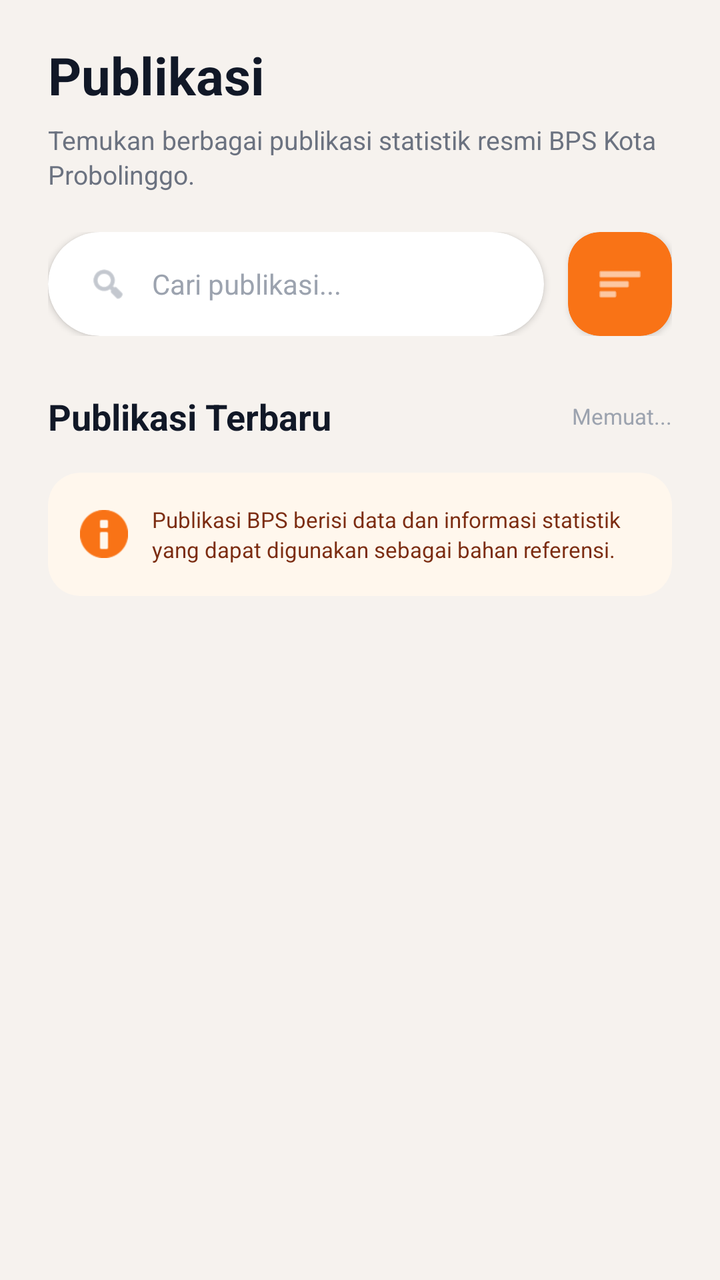
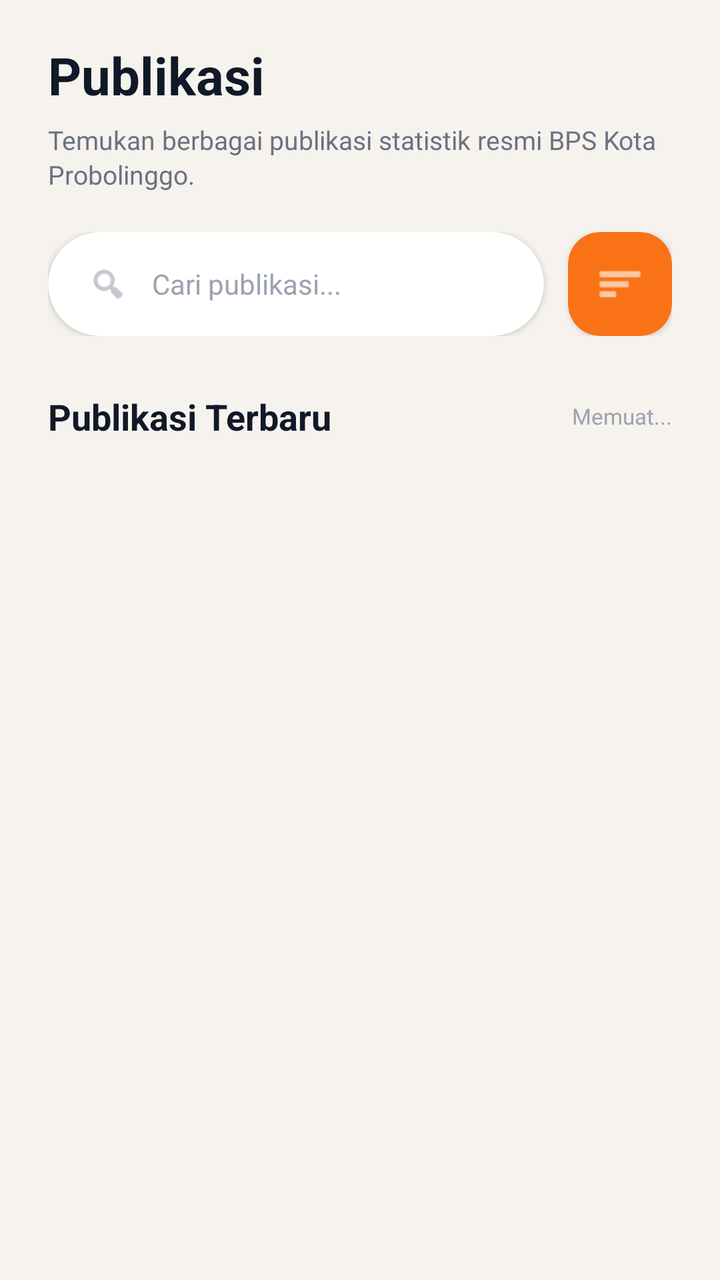

Two renders of the same Android screen: before a commit and after it. Below are the layout's source before the change and the commit's diff.
<!-- AndroidManifest.xml: application theme Theme.Bpskota -->
<!-- res/layout/fragment_publikasi.xml -->
<?xml version="1.0" encoding="utf-8"?>
<androidx.constraintlayout.widget.ConstraintLayout
    xmlns:android="http://schemas.android.com/apk/res/android"
    xmlns:app="http://schemas.android.com/apk/res-auto"
    android:layout_width="match_parent"
    android:layout_height="match_parent"
    android:background="#F6F2EE">


    <ScrollView
        android:id="@+id/publikasiScrollView"
        android:layout_width="0dp"
        android:layout_height="0dp"
        android:fillViewport="true"
        android:clipToPadding="false"
        android:paddingBottom="120dp"
        android:scrollbars="none"
        app:layout_constraintTop_toTopOf="parent"
        app:layout_constraintBottom_toBottomOf="parent"
        app:layout_constraintStart_toStartOf="parent"
        app:layout_constraintEnd_toEndOf="parent">

        <LinearLayout
            android:layout_width="match_parent"
            android:layout_height="wrap_content"
            android:orientation="vertical"
            android:paddingStart="24dp"
            android:paddingEnd="24dp"
            android:paddingTop="20dp"
            android:paddingBottom="24dp">

            <LinearLayout
                android:layout_width="match_parent"
                android:layout_height="wrap_content"
                android:orientation="vertical">

                <TextView
                    android:layout_width="wrap_content"
                    android:layout_height="wrap_content"
                    android:text="Publikasi"
                    android:textColor="#111827"
                    android:textSize="26sp"
                    android:textStyle="bold" />

                <TextView
                    android:layout_width="match_parent"
                    android:layout_height="wrap_content"
                    android:layout_marginTop="6dp"
                    android:text="Temukan berbagai publikasi statistik resmi BPS Kota Probolinggo."
                    android:textColor="#6B7280"
                    android:textSize="13sp"
                    android:lineSpacingExtra="2dp" />

            </LinearLayout>

            <LinearLayout
                android:layout_width="match_parent"
                android:layout_height="wrap_content"
                android:layout_marginTop="20dp"
                android:orientation="horizontal"
                android:gravity="center_vertical">

                <androidx.cardview.widget.CardView
                    android:layout_width="0dp"
                    android:layout_height="52dp"
                    android:layout_weight="1"
                    app:cardBackgroundColor="#FFFFFF"
                    app:cardCornerRadius="26dp"
                    app:cardElevation="2dp">

                    <LinearLayout
                        android:layout_width="match_parent"
                        android:layout_height="match_parent"
                        android:orientation="horizontal"
                        android:gravity="center_vertical"
                        android:paddingStart="20dp"
                        android:paddingEnd="20dp">

                        <ImageView
                            android:layout_width="20dp"
                            android:layout_height="20dp"
                            android:src="@android:drawable/ic_menu_search"
                            app:tint="#9CA3AF" />

                        <EditText
                            android:id="@+id/etSearchPublikasi"
                            android:layout_width="0dp"
                            android:layout_height="match_parent"
                            android:layout_weight="1"
                            android:layout_marginStart="12dp"
                            android:background="@null"
                            android:hint="Cari publikasi..."
                            android:textColor="#111827"
                            android:textColorHint="#9CA3AF"
                            android:textSize="14sp"
                            android:inputType="text"
                            android:imeOptions="actionSearch"
                            android:maxLines="1" />

                    </LinearLayout>

                </androidx.cardview.widget.CardView>

                <androidx.cardview.widget.CardView
                    android:id="@+id/btnFilterPublikasi"
                    android:layout_width="52dp"
                    android:layout_height="52dp"
                    android:layout_marginStart="12dp"
                    android:clickable="true"
                    android:focusable="true"
                    app:cardBackgroundColor="#F97316"
                    app:cardCornerRadius="16dp"
                    app:cardElevation="2dp">

                    <ImageView
                        android:layout_width="match_parent"
                        android:layout_height="match_parent"
                        android:padding="14dp"
                        android:src="@android:drawable/ic_menu_sort_by_size"
                        app:tint="#FFFFFF"
                        android:scaleType="centerInside" />

                </androidx.cardview.widget.CardView>

            </LinearLayout>

            <LinearLayout
                android:layout_width="match_parent"
                android:layout_height="wrap_content"
                android:layout_marginTop="28dp"
                android:gravity="center_vertical">

                <TextView
                    android:layout_width="0dp"
                    android:layout_height="wrap_content"
                    android:layout_weight="1"
                    android:text="Publikasi Terbaru"
                    android:textColor="#111827"
                    android:textSize="18sp"
                    android:textStyle="bold" />

                <TextView
                    android:id="@+id/tvJumlahPublikasi"
                    android:layout_width="wrap_content"
                    android:layout_height="wrap_content"
                    android:text="Memuat..."
                    android:textColor="#9CA3AF"
                    android:textSize="11sp" />

            </LinearLayout>



            <LinearLayout
                android:id="@+id/publikasiContainer"
                android:layout_width="match_parent"
                android:layout_height="wrap_content"
                android:layout_marginTop="16dp"
                android:orientation="vertical"
                android:visibility="gone" />

            <androidx.cardview.widget.CardView
                android:id="@+id/cardInfoPublikasi"
                android:layout_width="match_parent"
                android:layout_height="wrap_content"
                android:layout_marginTop="16dp"

                app:cardBackgroundColor="#FFF7ED"
                app:cardCornerRadius="16dp"
                app:cardElevation="0dp">

                <LinearLayout
                    android:layout_width="match_parent"
                    android:layout_height="wrap_content"
                    android:orientation="horizontal"
                    android:gravity="center_vertical"
                    android:padding="16dp">

                    <ImageView
                        android:layout_width="24dp"
                        android:layout_height="24dp"
                        android:src="@android:drawable/ic_dialog_info"
                        app:tint="#F97316" />

                    <TextView
                        android:layout_width="0dp"
                        android:layout_height="wrap_content"
                        android:layout_weight="1"
                        android:layout_marginStart="12dp"
                        android:text="Publikasi BPS berisi data dan informasi statistik yang dapat digunakan sebagai bahan referensi."
                        android:textColor="#7C2D12"
                        android:textSize="11sp"
                        android:lineSpacingExtra="2dp" />

                </LinearLayout>

            </androidx.cardview.widget.CardView>

        </LinearLayout>


    </ScrollView>

    <com.airbnb.lottie.LottieAnimationView
        android:id="@+id/PublikasiLoading"
        android:layout_width="100dp"
        android:layout_height="100dp"
        android:visibility="gone"
        app:layout_constraintTop_toTopOf="parent"
        app:layout_constraintBottom_toBottomOf="parent"
        app:layout_constraintStart_toStartOf="parent"
        app:layout_constraintEnd_toEndOf="parent" />

</androidx.constraintlayout.widget.ConstraintLayout>
<!-- resources referenced by this layout -->
<resources>
  <style name="Theme.Bpskota" parent="Theme.MaterialComponents.DayNight.NoActionBar">
          
          <item name="colorPrimary">@color/purple_500</item>
          <item name="colorPrimaryVariant">@color/purple_700</item>
          <item name="colorOnPrimary">@color/white</item>
          
          <item name="colorSecondary">@color/teal_200</item>
          <item name="colorSecondaryVariant">@color/teal_700</item>
          <item name="colorOnSecondary">@color/black</item>
          
          <item name="android:statusBarColor">@color/white</item>
          
      </style>
  <color name="purple_500">#FF6200EE</color>
  <color name="purple_700">#FF3700B3</color>
  <color name="white">#FFFFFFFF</color>
  <color name="teal_200">#FF03DAC5</color>
  <color name="teal_700">#FF018786</color>
  <color name="black">#FF000000</color>
</resources>

<!-- the commit's change to res/layout/fragment_publikasi.xml (unified diff, before → after) -->
@@ -6,201 +6,160 @@
     android:layout_height="match_parent"
     android:background="#F6F2EE">
 
-
-    <ScrollView
-        android:id="@+id/publikasiScrollView"
+    <LinearLayout
+        android:id="@+id/publikasiContent"
         android:layout_width="0dp"
         android:layout_height="0dp"
-        android:fillViewport="true"
-        android:clipToPadding="false"
-        android:paddingBottom="120dp"
-        android:scrollbars="none"
+        android:orientation="vertical"
+        android:paddingStart="24dp"
+        android:paddingEnd="24dp"
+        android:paddingTop="20dp"
         app:layout_constraintTop_toTopOf="parent"
         app:layout_constraintBottom_toBottomOf="parent"
         app:layout_constraintStart_toStartOf="parent"
         app:layout_constraintEnd_toEndOf="parent">
 
+        
         <LinearLayout
             android:layout_width="match_parent"
             android:layout_height="wrap_content"
-            android:orientation="vertical"
-            android:paddingStart="24dp"
-            android:paddingEnd="24dp"
-            android:paddingTop="20dp"
-            android:paddingBottom="24dp">
+            android:orientation="vertical">
 
-            <LinearLayout
+            <TextView
+                android:layout_width="wrap_content"
+                android:layout_height="wrap_content"
+                android:text="Publikasi"
+                android:textColor="#111827"
+                android:textSize="26sp"
+                android:textStyle="bold" />
+
+            <TextView
                 android:layout_width="match_parent"
                 android:layout_height="wrap_content"
-                android:orientation="vertical">
+                android:layout_marginTop="6dp"
+                android:text="Temukan berbagai publikasi statistik resmi BPS Kota Probolinggo."
+                android:textColor="#6B7280"
+                android:textSize="13sp"
+                android:lineSpacingExtra="2dp" />
 
-                <TextView
-                    android:layout_width="wrap_content"
-                    android:layout_height="wrap_content"
-                    android:text="Publikasi"
-                    android:textColor="#111827"
-                    android:textSize="26sp"
-                    android:textStyle="bold" />
+        </LinearLayout>
 
-                <TextView
-                    android:layout_width="match_parent"
-                    android:layout_height="wrap_content"
-                    android:layout_marginTop="6dp"
-                    android:text="Temukan berbagai publikasi statistik resmi BPS Kota Probolinggo."
-                    android:textColor="#6B7280"
-                    android:textSize="13sp"
-                    android:lineSpacingExtra="2dp" />
-
-            </LinearLayout>
-
-            <LinearLayout
-                android:layout_width="match_parent"
-                android:layout_height="wrap_content"
-                android:layout_marginTop="20dp"
-                android:orientation="horizontal"
-                android:gravity="center_vertical">
-
-                <androidx.cardview.widget.CardView
-                    android:layout_width="0dp"
-                    android:layout_height="52dp"
-                    android:layout_weight="1"
-                    app:cardBackgroundColor="#FFFFFF"
-                    app:cardCornerRadius="26dp"
-                    app:cardElevation="2dp">
-
-                    <LinearLayout
-                        android:layout_width="match_parent"
-                        android:layout_height="match_parent"
-                        android:orientation="horizontal"
-                        android:gravity="center_vertical"
-                        android:paddingStart="20dp"
-                        android:paddingEnd="20dp">
-
-                        <ImageView
-                            android:layout_width="20dp"
-                            android:layout_height="20dp"
-                            android:src="@android:drawable/ic_menu_search"
-                            app:tint="#9CA3AF" />
-
-                        <EditText
-                            android:id="@+id/etSearchPublikasi"
-                            android:layout_width="0dp"
-                            android:layout_height="match_parent"
-                            android:layout_weight="1"
-                            android:layout_marginStart="12dp"
-                            android:background="@null"
-                            android:hint="Cari publikasi..."
-                            android:textColor="#111827"
-                            android:textColorHint="#9CA3AF"
-                            android:textSize="14sp"
-                            android:inputType="text"
-                            android:imeOptions="actionSearch"
-                            android:maxLines="1" />
-
-                    </LinearLayout>
-
-                </androidx.cardview.widget.CardView>
-
-                <androidx.cardview.widget.CardView
-                    android:id="@+id/btnFilterPublikasi"
-                    android:layout_width="52dp"
-                    android:layout_height="52dp"
-                    android:layout_marginStart="12dp"
-                    android:clickable="true"
-                    android:focusable="true"
-                    app:cardBackgroundColor="#F97316"
-                    app:cardCornerRadius="16dp"
-                    app:cardElevation="2dp">
-
-                    <ImageView
-                        android:layout_width="match_parent"
-                        android:layout_height="match_parent"
-                        android:padding="14dp"
-                        android:src="@android:drawable/ic_menu_sort_by_size"
-                        app:tint="#FFFFFF"
-                        android:scaleType="centerInside" />
-
-                </androidx.cardview.widget.CardView>
-
-            </LinearLayout>
-
-            <LinearLayout
-                android:layout_width="match_parent"
-                android:layout_height="wrap_content"
-                android:layout_marginTop="28dp"
-                android:gravity="center_vertical">
-
-                <TextView
-                    android:layout_width="0dp"
-                    android:layout_height="wrap_content"
-                    android:layout_weight="1"
-                    android:text="Publikasi Terbaru"
-                    android:textColor="#111827"
-                    android:textSize="18sp"
-                    android:textStyle="bold" />
-
-                <TextView
-                    android:id="@+id/tvJumlahPublikasi"
-                    android:layout_width="wrap_content"
-                    android:layout_height="wrap_content"
-                    android:text="Memuat..."
-                    android:textColor="#9CA3AF"
-                    android:textSize="11sp" />
-
-            </LinearLayout>
-
-
-
-            <LinearLayout
-                android:id="@+id/publikasiContainer"
-                android:layout_width="match_parent"
-                android:layout_height="wrap_content"
-                android:layout_marginTop="16dp"
-                android:orientation="vertical"
-                android:visibility="gone" />
+        
+        <LinearLayout
+            android:layout_width="match_parent"
+            android:layout_height="wrap_content"
+            android:layout_marginTop="20dp"
+            android:orientation="horizontal"
+            android:gravity="center_vertical">
 
             <androidx.cardview.widget.CardView
-                android:id="@+id/cardInfoPublikasi"
-                android:layout_width="match_parent"
-                android:layout_height="wrap_content"
-                android:layout_marginTop="16dp"
-
-                app:cardBackgroundColor="#FFF7ED"
-                app:cardCornerRadius="16dp"
-                app:cardElevation="0dp">
+                android:layout_width="0dp"
+                android:layout_height="52dp"
+                android:layout_weight="1"
+                app:cardBackgroundColor="#FFFFFF"
+                app:cardCornerRadius="26dp"
+                app:cardElevation="2dp">
 
                 <LinearLayout
                     android:layout_width="match_parent"
-                    android:layout_height="wrap_content"
+                    android:layout_height="match_parent"
                     android:orientation="horizontal"
                     android:gravity="center_vertical"
-                    android:padding="16dp">
+                    android:paddingStart="20dp"
+                    android:paddingEnd="20dp">
 
                     <ImageView
-                        android:layout_width="24dp"
-                        android:layout_height="24dp"
-                        android:src="@android:drawable/ic_dialog_info"
-                        app:tint="#F97316" />
+                        android:layout_width="20dp"
+                        android:layout_height="20dp"
+                        android:src="@android:drawable/ic_menu_search"
+                        app:tint="#9CA3AF" />
 
-                    <TextView
+                    <EditText
+                        android:id="@+id/etSearchPublikasi"
                         android:layout_width="0dp"
-                        android:layout_height="wrap_content"
+                        android:layout_height="match_parent"
                         android:layout_weight="1"
                         android:layout_marginStart="12dp"
-                        android:text="Publikasi BPS berisi data dan informasi statistik yang dapat digunakan sebagai bahan referensi."
-                        android:textColor="#7C2D12"
-                        android:textSize="11sp"
-                        android:lineSpacingExtra="2dp" />
+                        android:background="@null"
+                        android:hint="Cari publikasi..."
+                        android:textColor="#111827"
+                        android:textColorHint="#9CA3AF"
+                        android:textSize="14sp"
+                        android:inputType="text"
+                        android:imeOptions="actionSearch"
+                        android:maxLines="1" />
 
                 </LinearLayout>
 
             </androidx.cardview.widget.CardView>
 
+            <androidx.cardview.widget.CardView
+                android:id="@+id/btnFilterPublikasi"
+                android:layout_width="52dp"
+                android:layout_height="52dp"
+                android:layout_marginStart="12dp"
+                android:clickable="true"
+                android:focusable="true"
+                app:cardBackgroundColor="#F97316"
+                app:cardCornerRadius="16dp"
+                app:cardElevation="2dp">
+
+                <ImageView
+                    android:layout_width="match_parent"
+                    android:layout_height="match_parent"
+                    android:padding="14dp"
+                    android:src="@android:drawable/ic_menu_sort_by_size"
+                    app:tint="#FFFFFF"
+                    android:scaleType="centerInside" />
+
+            </androidx.cardview.widget.CardView>
+
         </LinearLayout>
 
+        
+        <LinearLayout
+            android:layout_width="match_parent"
+            android:layout_height="wrap_content"
+            android:layout_marginTop="28dp"
+            android:gravity="center_vertical">
 
-    </ScrollView>
+            <TextView
+                android:layout_width="0dp"
+                android:layout_height="wrap_content"
+                android:layout_weight="1"
+                android:text="Publikasi Terbaru"
+                android:textColor="#111827"
+                android:textSize="18sp"
+                android:textStyle="bold" />
 
+            <TextView
+                android:id="@+id/tvJumlahPublikasi"
+                android:layout_width="wrap_content"
+                android:layout_height="wrap_content"
+                android:text="Memuat..."
+                android:textColor="#9CA3AF"
+                android:textSize="11sp" />
+
+        </LinearLayout>
+
+        
+        <androidx.recyclerview.widget.RecyclerView
+            android:id="@+id/publikasiContainer"
+            android:layout_width="match_parent"
+            android:layout_height="0dp"
+            android:layout_weight="1"
+            android:layout_marginTop="16dp"
+            android:paddingStart="2dp"
+            android:paddingEnd="2dp"
+            android:paddingBottom="32dp"
+            android:clipToPadding="false"
+            android:overScrollMode="never"
+            android:scrollbars="none"
+            android:visibility="gone" />
+
+    </LinearLayout>
+
+    
     <com.airbnb.lottie.LottieAnimationView
         android:id="@+id/PublikasiLoading"
         android:layout_width="100dp"
